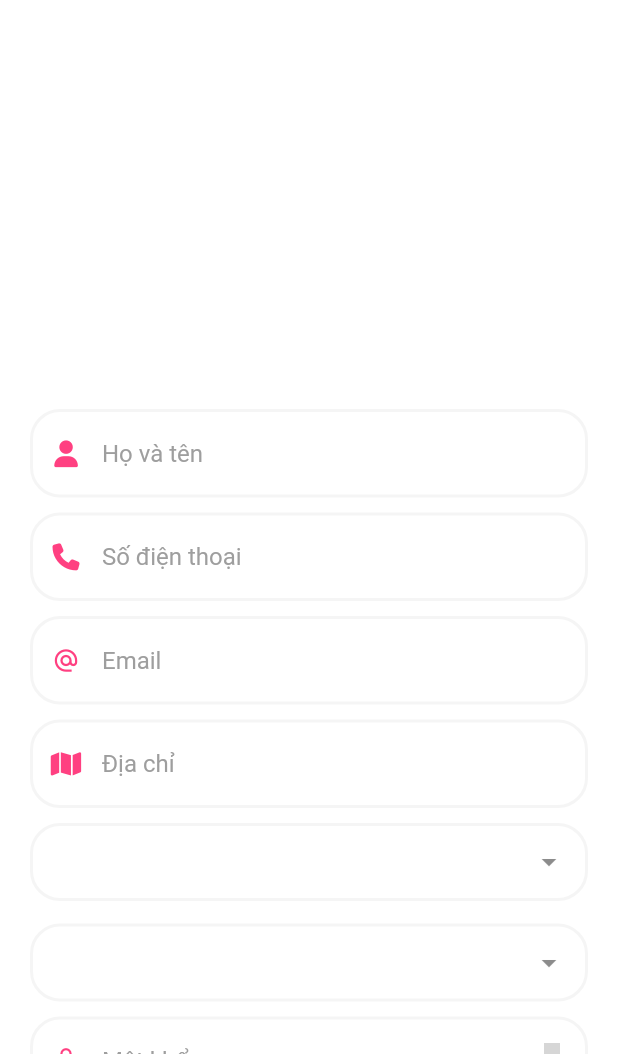
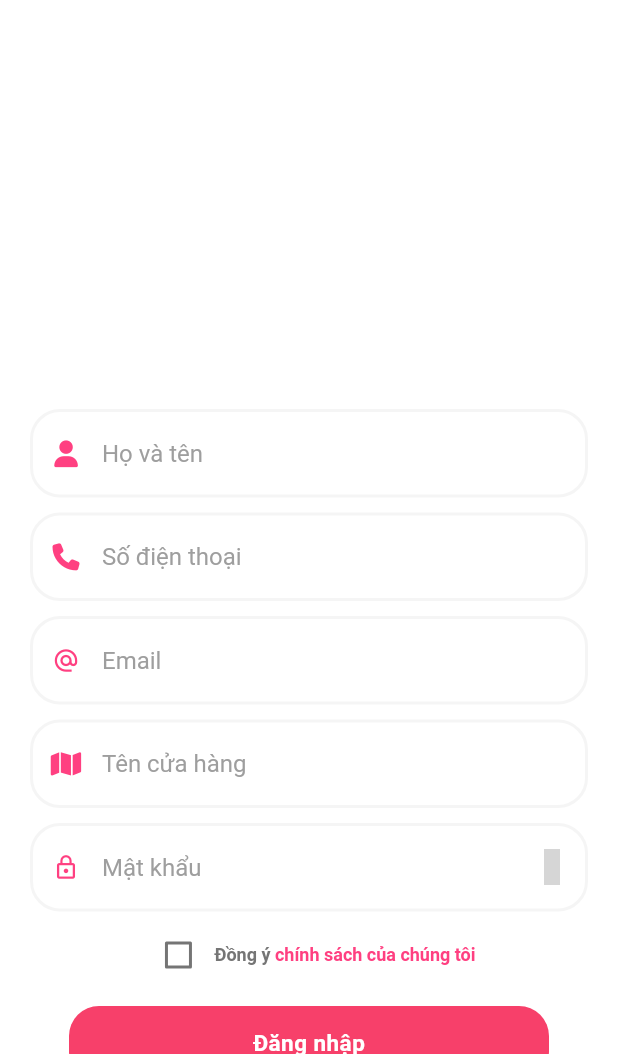
Before and after one commit to thanhdang1709/posapp, a Flutter app: the RegisterPage screen opened directly, on a phone screen of 412 x 824 dp, the part 182-1236 px from its top. Run offline on Flutter 3.47's test engine with Material 2 defaults, Android fonts, the light colour scheme and no system bars; drawn by our look-alikes of dropdown_search; our stand-ins replace cached_network_image, flare_flutter, flutter_colorpicker, flutter_vector_icons, get, google_fonts and 3 more; missing offline and left inert: mdi; statements that could not run were skipped; grey boxes are pictures that could not be loaded.

Commit message:
fix remove problems

```diff
--- a/lib/screens/auth/components/common_widget.dart
+++ b/lib/screens/auth/components/common_widget.dart
@@ -72,6 +72,7 @@ class FindOutHorizontalLogo extends StatelessWidget {
 
   @override
   Widget build(BuildContext context) {
+    // ignore: unused_local_variable
     final style = GoogleFonts.poppins(
         fontWeight: FontWeight.w700,
         color: Colors.white,
@@ -117,6 +118,7 @@ class TitlePlace extends StatelessWidget {
 
   @override
   Widget build(BuildContext context) {
+    // ignore: unused_local_variable
     var typePlace;
     return Hero(
       tag: place.title,
--- a/lib/screens/auth/login_page.dart
+++ b/lib/screens/auth/login_page.dart
@@ -3,8 +3,8 @@ import 'package:flutter/material.dart';
 import 'package:flutter_vector_icons/flutter_vector_icons.dart';
 import 'package:pos_app/screens/auth/components/clippers/inverted_top_border.dart';
 import 'package:pos_app/screens/auth/components/common_widget.dart';
-import 'package:pos_app/screens/home/bottom_nav.dart';
-import 'package:pos_app/screens/pos/pos.dart';
+// import 'package:pos_app/screens/home/bottom_nav.dart';
+// import 'package:pos_app/screens/pos/pos.dart';
 import 'package:pos_app/widgets/stragger_animation.dart';
 
 import 'components/text_input_find_out.dart';
@@ -31,6 +31,7 @@ class _LoginPageState extends State<LoginPage> with TickerProviderStateMixin {
     super.dispose();
   }
 
+  // ignore: unused_element
   Future<Null> _playAnimation() async {
     try {
       await _loginButtonController.forward();
@@ -183,6 +184,7 @@ class _LoginPageState extends State<LoginPage> with TickerProviderStateMixin {
     );
   }
 
+  // ignore: unused_element
   _openHomePage(BuildContext context) {
     final newRoute = PageRouteBuilder(
       transitionDuration: const Duration(milliseconds: 1000),
--- a/lib/screens/auth/register_page.dart
+++ b/lib/screens/auth/register_page.dart
@@ -5,7 +5,7 @@ import 'package:pos_app/screens/auth/components/clippers/inverted_top_border.dar
 import 'package:pos_app/screens/auth/components/common_widget.dart';
 import 'package:pos_app/screens/auth/components/text_input_find_out.dart';
 import 'package:pos_app/screens/auth/verify.dart';
-import 'package:pos_app/widgets/provinces.dart';
+//import 'package:pos_app/widgets/provinces.dart';
 import 'package:pos_app/widgets/stragger_animation.dart';
 
 class RegisterPage extends StatefulWidget {
@@ -31,6 +31,7 @@ class _RegisterPageState extends State<RegisterPage>
     super.dispose();
   }
 
+  // ignore: unused_element
   Future<Null> _playAnimation() async {
     try {
       await _registerButtonController.forward();
@@ -116,12 +117,12 @@ class _RegisterPageState extends State<RegisterPage>
                                     ),
                                     const SizedBox(height: 10),
                                     TextInputFindOut(
-                                      label: 'Địa chỉ',
+                                      label: 'Tên cửa hàng',
                                       iconData: FontAwesome.map,
                                       textInputType: TextInputType.text,
                                     ),
-                                    const SizedBox(height: 10),
-                                    BuildProvinceField(),
+                                    //const SizedBox(height: 10),
+                                    //BuildProvinceField(),
                                     const SizedBox(height: 10),
                                     TextInputFindOut(
                                       label: 'Mật khẩu',
--- a/lib/screens/auth/verify.dart
+++ b/lib/screens/auth/verify.dart
@@ -4,12 +4,8 @@ import 'dart:async';
 
 import 'package:flare_flutter/flare_actor.dart';
 import 'package:flutter/gestures.dart';
-import 'package:flutter/material.dart';
 import 'package:get/get.dart';
 import 'package:pin_code_fields/pin_code_fields.dart';
-import 'package:pos_app/screens/home/bottom_nav.dart';
-import 'package:pos_app/screens/pos/pos.dart';
-import 'package:pos_app/screens/welcome/onboarding_page.dart';
 
 class PinCodeVerificationScreen extends StatefulWidget {
   final String phoneNumber;
--- a/lib/screens/catelog/add/add.dart
+++ b/lib/screens/catelog/add/add.dart
@@ -1,6 +1,5 @@
 import 'package:flutter/material.dart';
 import 'package:google_fonts/google_fonts.dart';
-import 'package:mdi/mdi.dart';
 import 'package:pos_app/ultils/app_ultils.dart';
 
 class AddCatelogScreen extends StatefulWidget {
--- a/lib/screens/checkout/checkout.dart
+++ b/lib/screens/checkout/checkout.dart
@@ -1,5 +1,4 @@
 import 'package:flutter/material.dart';
-import 'package:get/get.dart';
 import 'package:pos_app/ultils/app_ultils.dart';
 
 class CheckOutScreen extends StatefulWidget {
--- a/lib/screens/customer/add/add.dart
+++ b/lib/screens/customer/add/add.dart
@@ -3,7 +3,6 @@ import 'package:flutter_vector_icons/flutter_vector_icons.dart';
 import 'package:get/get.dart';
 import 'package:google_fonts/google_fonts.dart';
 import 'package:pos_app/ultils/app_ultils.dart';
-import 'package:pos_app/widgets/image/image_circle.dart';
 
 class AddCustomerScreen extends StatefulWidget {
   AddCustomerScreen({Key key}) : super(key: key);
--- a/lib/screens/home/bottom_nav.dart
+++ b/lib/screens/home/bottom_nav.dart
@@ -1,11 +1,5 @@
 import 'package:flutter/material.dart';
-import 'package:flutter/services.dart';
-import 'package:flutter_vector_icons/flutter_vector_icons.dart';
-import 'package:mdi/mdi.dart';
 import 'package:pos_app/screens/pos/pos.dart';
-import 'package:pos_app/widgets/flexi_top_background.dart';
-import 'dart:ui' as ui;
-
 import 'package:pos_app/widgets/ui_design/shader_maker.dart';
 
 class MyBottomNavHome extends StatefulWidget {
--- a/lib/screens/pos/pos.dart
+++ b/lib/screens/pos/pos.dart
@@ -3,7 +3,6 @@ import 'package:flutter_vector_icons/flutter_vector_icons.dart';
 import 'package:get/get.dart';
 import 'package:pos_app/config/pallate.dart';
 import 'package:pos_app/screens/pos/components/pos_item.dart';
-import 'package:pos_app/screens/pos/pos_controller.dart';
 import 'package:pos_app/widgets/drawer/drawer.dart';
 import 'package:pos_app/widgets/flexi_top_background.dart';
 
--- a/lib/screens/product/add/add_controller.dart
+++ b/lib/screens/product/add/add_controller.dart
@@ -2,7 +2,6 @@ import 'package:flutter/material.dart';
 import 'package:flutter_colorpicker/flutter_colorpicker.dart';
 import 'package:get/get.dart';
 import 'package:image_picker/image_picker.dart';
-import 'package:meta/meta.dart';
 
 class AddProductController extends GetxController {
 // final AddProductRepo repository;
@@ -14,10 +13,8 @@ class AddProductController extends GetxController {
 
   var pickerColor = Color(0xff443a49).obs;
   var currentColor = Color(0xff443a49).obs;
-
   var labelName = 'Tên sản phẩm'.obs;
   var labelPrice = '0'.obs;
-
   var imagePickerPath = ''.obs;
   final picker = ImagePicker();
 
--- a/lib/screens/product/list/list.dart
+++ b/lib/screens/product/list/list.dart
@@ -8,7 +8,6 @@ import 'package:pos_app/screens/product/list/components/item_product_stock.dart'
 import 'package:pos_app/widgets/common/row_search_input.dart';
 import 'package:pos_app/ultils/app_ultils.dart';
 import 'package:pos_app/widgets/drawer/drawer.dart';
-import 'package:sliding_up_panel/sliding_up_panel.dart';
 
 class ListProductScreen extends StatefulWidget {
   const ListProductScreen({Key key}) : super(key: key);
--- a/lib/screens/transaction/list/list.dart
+++ b/lib/screens/transaction/list/list.dart
@@ -1,11 +1,9 @@
 import 'package:flutter/material.dart';
 import 'package:flutter_vector_icons/flutter_vector_icons.dart';
 import 'package:get/get.dart';
-import 'package:google_fonts/google_fonts.dart';
 import 'package:mdi/mdi.dart';
 import 'package:pos_app/config/pallate.dart';
 import 'package:pos_app/ultils/app_ultils.dart';
-import 'package:pos_app/widgets/common/row_search_input.dart';
 import 'package:pos_app/widgets/drawer/drawer.dart';
 
 class TransactionScreen extends StatelessWidget {
--- a/lib/widgets/drawer/drawer.dart
+++ b/lib/widgets/drawer/drawer.dart
@@ -2,7 +2,6 @@ import 'package:flutter/material.dart';
 import 'package:flutter_vector_icons/flutter_vector_icons.dart';
 import 'package:get/get.dart';
 import 'package:pos_app/config/pallate.dart';
-import 'package:pos_app/screens/pos/pos.dart';
 
 class DrawerApp extends StatelessWidget {
   const DrawerApp({
--- a/lib/widgets/provinces.dart
+++ b/lib/widgets/provinces.dart
@@ -35,7 +35,6 @@ class _BuildProvinceFieldState extends State<BuildProvinceField> {
   // }
   @override
   void initState() {
-    // TODO: implement initState
     super.initState();
     _validate = widget.validate;
   }
@@ -49,7 +48,6 @@ class _BuildProvinceFieldState extends State<BuildProvinceField> {
         if (snapshot.hasData) {
           if (snapshot.data != null) {
             List _listProvince = Province.fromJson(snapshot.data).data;
-
             return Padding(
                 padding: EdgeInsets.only(left: 0, right: 0),
                 child: Column(
```
